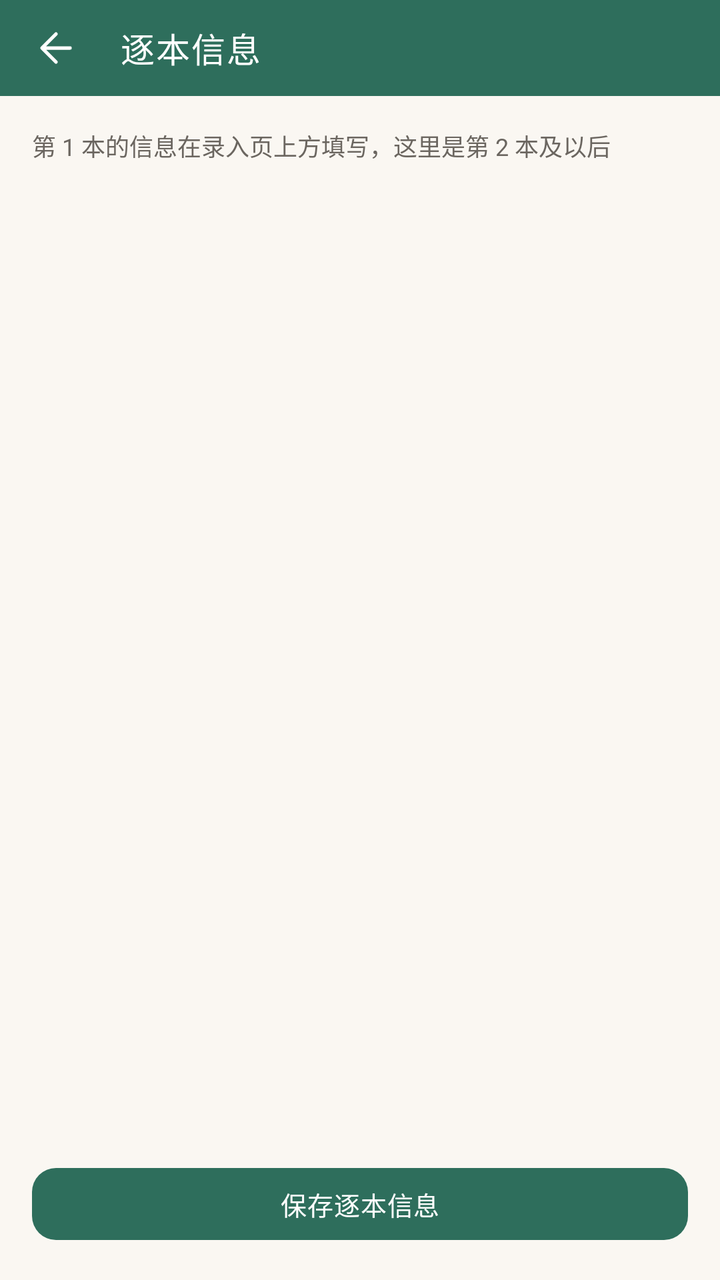
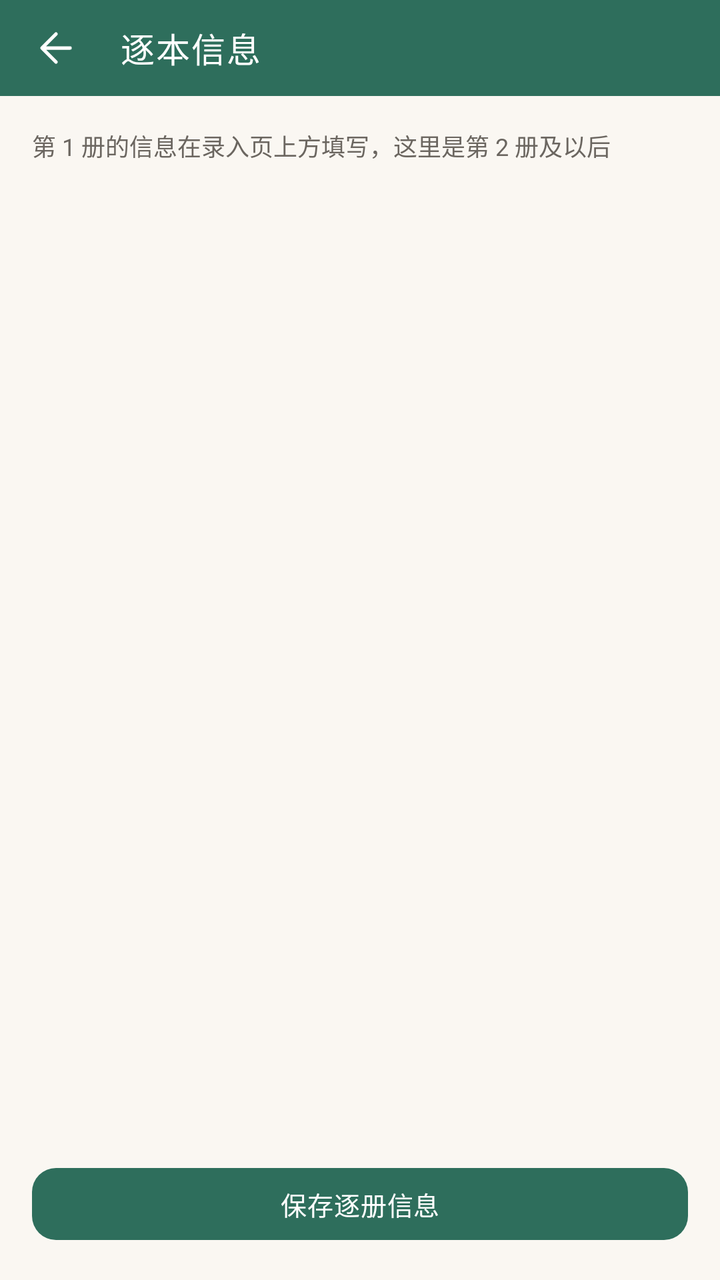

Two renders of the same Android screen: before a commit and after it. Below are the layout's source before the change and the commit's diff.
<!-- AndroidManifest.xml: application theme Theme.Bookshelf -->
<!-- res/layout/activity_copy_edit.xml -->
<?xml version="1.0" encoding="utf-8"?>
<LinearLayout xmlns:android="http://schemas.android.com/apk/res/android"
    xmlns:app="http://schemas.android.com/apk/res-auto"
    android:layout_width="match_parent"
    android:layout_height="match_parent"
    android:orientation="vertical">

    <com.google.android.material.appbar.MaterialToolbar
        android:id="@+id/toolbar"
        style="@style/Widget.Bookshelf.Toolbar"
        android:layout_width="match_parent"
        android:layout_height="@dimen/toolbar_h"
        app:navigationIcon="@drawable/ic_back"
        app:title="逐本信息" />

    <androidx.core.widget.NestedScrollView
        android:layout_width="match_parent"
        android:layout_height="0dp"
        android:layout_weight="1">

        <LinearLayout
            android:layout_width="match_parent"
            android:layout_height="wrap_content"
            android:orientation="vertical"
            android:padding="@dimen/space_lg">

            <TextView
                android:layout_width="match_parent"
                android:layout_height="wrap_content"
                android:text="第 1 本的信息在录入页上方填写，这里是第 2 本及以后"
                android:textColor="?attr/on_surface_variant"
                android:textSize="12sp" />

            <LinearLayout
                android:id="@+id/container"
                android:layout_width="match_parent"
                android:layout_height="wrap_content"
                android:layout_marginTop="8dp"
                android:orientation="vertical" />
        </LinearLayout>
    </androidx.core.widget.NestedScrollView>

    <com.google.android.material.button.MaterialButton
        android:id="@+id/btn_save"
        android:layout_width="match_parent"
        android:layout_height="wrap_content"
        android:layout_marginHorizontal="@dimen/page_padding"
        android:layout_marginBottom="@dimen/page_padding"
        android:text="保存逐本信息" />
</LinearLayout>
<!-- resources referenced by this layout -->
<resources>
  <dimen name="page_padding">16dp</dimen>
  <dimen name="space_lg">16dp</dimen>
  <dimen name="toolbar_h">48dp</dimen>
  <color name="primary">#2E6E5C</color>
  <color name="primary_dark">#1F4D40</color>
  <color name="accent">#C08A3E</color>
  <color name="chip_bg">#E8F0ED</color>
  <color name="green_container">#E6F0EC</color>
  <color name="green_on_container">#1C4A3E</color>
  <color name="green_page">#FAF7F2</color>
  <color name="green_surface">#FFFDF9</color>
  <color name="green_surface_dim">#F3EEE6</color>
  <color name="green_outline">#E6E0D5</color>
  <color name="green_outline_strong">#D8D0C2</color>
  <dimen name="text_headline">17sp</dimen>
  <color name="bg_page">#FAF7F2</color>
  <color name="surface">#FFFDF9</color>
  <color name="surface_dim">#F4F0E9</color>
  <color name="outline">#E6E0D5</color>
  <color name="outline_strong">#CFC5B4</color>
  <color name="text_main">#2B2B2B</color>
  <color name="text_sub">#6B6660</color>
  <color name="accent_text">#8A5A1A</color>
  <style name="Widget.Bookshelf.MaterialCard" parent="Widget.Material3.CardView.Outlined">
          <item name="cardCornerRadius">@dimen/card_corner</item>
          <item name="cardElevation">0dp</item>
          <item name="strokeColor">?attr/outline</item>
          <item name="strokeWidth">1dp</item>
      </style>
  <style name="Widget.Bookshelf.ChipGroup" parent="Widget.Material3.ChipGroup">
          <item name="chipSpacingHorizontal">8dp</item>
          <item name="chipSpacingVertical">4dp</item>
          <item name="singleLine">false</item>
      </style>
  <style name="ThemeOverlay.Bookshelf.BottomSheet" parent="ThemeOverlay.Material3.BottomSheetDialog">
          <item name="bottomSheetStyle">@style/Widget.Bookshelf.BottomSheet</item>
      </style>
  <style name="ShapeAppearance.Bookshelf.Medium" parent="ShapeAppearance.Material3.Corner.Medium">
          <item name="cornerSize">@dimen/radius_md</item>
      </style>
  <dimen name="text_body_small">13sp</dimen>
  <dimen name="radius_md">12dp</dimen>
  <dimen name="card_corner">16dp</dimen>
  <style name="ShapeAppearance.Bookshelf.Pill" parent="ShapeAppearance.Material3.Corner.Full">
          <item name="cornerSize">50%</item>
      </style>
  <style name="TextAppearance.Bookshelf.DialogTitle" parent="MaterialAlertDialog.Material3.Title.Text">
          <item name="android:textSize">@dimen/text_title_toolbar</item>
          <item name="android:textStyle">bold</item>
          <item name="android:textColor">?attr/on_surface</item>
      </style>
  <style name="TextAppearance.Bookshelf.DialogBody" parent="MaterialAlertDialog.Material3.Body.Text">
          <item name="android:textSize">@dimen/text_body_small</item>
          <item name="android:textColor">?attr/on_surface_variant</item>
          <item name="android:lineSpacingMultiplier">1.4</item>
      </style>
  <style name="Widget.Bookshelf.Button.Dialog" parent="Widget.Material3.Button.TextButton.Dialog">
          <item name="android:textSize">@dimen/text_body_small</item>
          <item name="android:textAllCaps">false</item>
      </style>
  <style name="ShapeAppearance.Bookshelf.Dialog" parent="ShapeAppearance.Material3.Corner.Large">
          <item name="cornerSize">@dimen/card_corner</item>
      </style>
  <style name="Widget.Bookshelf.BottomSheet" parent="Widget.Material3.BottomSheet.Modal">
          <item name="shapeAppearance">@style/ShapeAppearance.Bookshelf.BottomSheet</item>
          <item name="backgroundTint">?attr/surface</item>
          
          <item name="elevationOverlayEnabled">false</item>
      </style>
  <dimen name="text_title_toolbar">16sp</dimen>
  <style name="ShapeAppearance.Bookshelf.BottomSheet" parent="ShapeAppearance.Material3.Corner.ExtraLarge">
          <item name="cornerSizeTopLeft">@dimen/card_corner</item>
          <item name="cornerSizeTopRight">@dimen/card_corner</item>
          <item name="cornerSizeBottomLeft">0dp</item>
          <item name="cornerSizeBottomRight">0dp</item>
      </style>
  <!-- unchanged entries left out for length: 9 -->
</resources>

<!-- the commit's change to res/layout/activity_copy_edit.xml (unified diff, before → after) -->
@@ -27,7 +27,7 @@
             <TextView
                 android:layout_width="match_parent"
                 android:layout_height="wrap_content"
-                android:text="第 1 本的信息在录入页上方填写，这里是第 2 本及以后"
+                android:text="第 1 册的信息在录入页上方填写，这里是第 2 册及以后"
                 android:textColor="?attr/on_surface_variant"
                 android:textSize="12sp" />
 
@@ -46,5 +46,5 @@
         android:layout_height="wrap_content"
         android:layout_marginHorizontal="@dimen/page_padding"
         android:layout_marginBottom="@dimen/page_padding"
-        android:text="保存逐本信息" />
+        android:text="保存逐册信息" />
 </LinearLayout>
